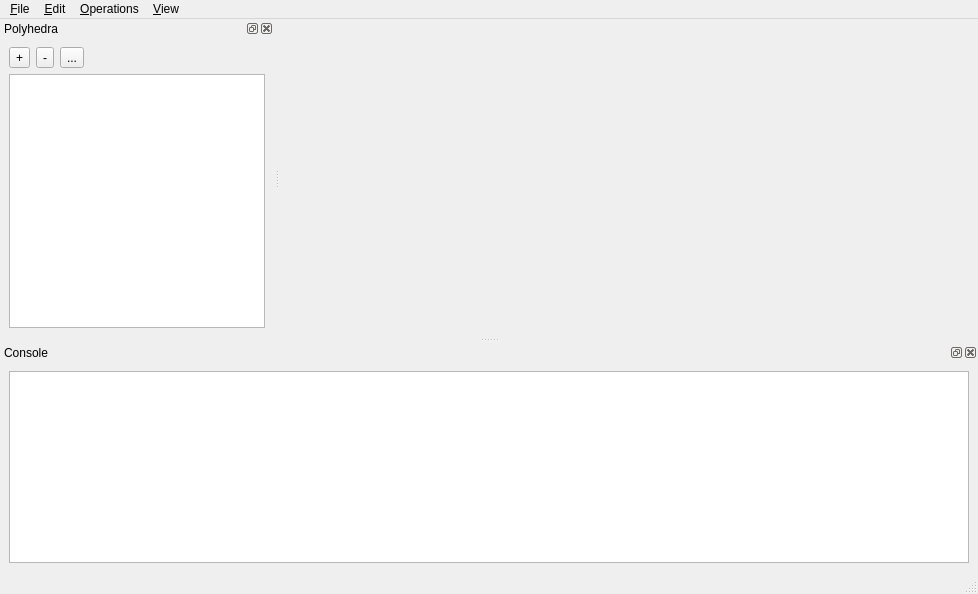
Old version of the form demo/Polyhedron/MainWindow.ui in the repository CGAL/releases.
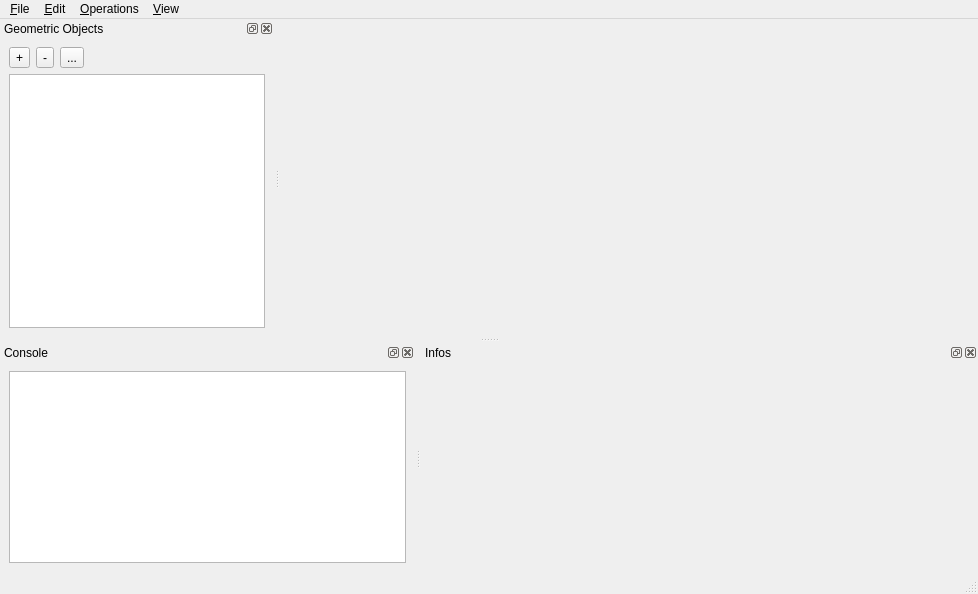
New version of the form. Icons and pictures are not drawn. Custom widgets are drawn as their Qt base class.

The edit to the form file:
```diff
--- a/demo/Polyhedron/MainWindow.ui
+++ b/demo/Polyhedron/MainWindow.ui
@@ -29,9 +29,6 @@
       </property>
      </widget>
     </item>
-    <item>
-     <widget class="QLabel" name="infoLabel"/>
-    </item>
    </layout>
   </widget>
   <widget class="QMenuBar" name="menubar">
@@ -139,7 +136,7 @@
     <locale language="English" country="UnitedStates"/>
    </property>
    <property name="windowTitle">
-    <string>Polyhedra</string>
+    <string>Geometric Objects</string>
    </property>
    <attribute name="dockWidgetArea">
     <number>1</number>
@@ -238,6 +235,79 @@
     </layout>
    </widget>
   </widget>
+  <widget class="QDockWidget" name="infoDockWidget">
+   <property name="windowTitle">
+    <string>Infos</string>
+   </property>
+   <attribute name="dockWidgetArea">
+    <number>8</number>
+   </attribute>
+   <widget class="QWidget" name="dockWidgetContents_2">
+    <layout class="QHBoxLayout" name="horizontalLayout_2">
+     <item>
+      <layout class="QVBoxLayout" name="verticalLayout_4" stretch="0,0">
+       <property name="spacing">
+        <number>0</number>
+       </property>
+       <item>
+        <widget class="QScrollArea" name="scrollArea">
+         <property name="minimumSize">
+          <size>
+           <width>350</width>
+           <height>0</height>
+          </size>
+         </property>
+         <property name="frameShape">
+          <enum>QFrame::NoFrame</enum>
+         </property>
+         <property name="widgetResizable">
+          <bool>true</bool>
+         </property>
+         <widget class="QWidget" name="scrollAreaWidgetContents">
+          <property name="geometry">
+           <rect>
+            <x>0</x>
+            <y>0</y>
+            <width>748</width>
+            <height>63</height>
+           </rect>
+          </property>
+          <layout class="QGridLayout" name="gridLayout">
+           <item row="0" column="0">
+            <widget class="QLabel" name="infoLabel">
+             <property name="sizePolicy">
+              <sizepolicy hsizetype="Preferred" vsizetype="Preferred">
+               <horstretch>0</horstretch>
+               <verstretch>1</verstretch>
+              </sizepolicy>
+             </property>
+             <property name="contextMenuPolicy">
+              <enum>Qt::CustomContextMenu</enum>
+             </property>
+             <property name="lineWidth">
+              <number>0</number>
+             </property>
+             <property name="alignment">
+              <set>Qt::AlignLeading|Qt::AlignLeft|Qt::AlignTop</set>
+             </property>
+            </widget>
+           </item>
+          </layout>
+         </widget>
+        </widget>
+       </item>
+       <item>
+        <widget class="QLabel" name="displayLabel">
+         <property name="text">
+          <string/>
+         </property>
+        </widget>
+       </item>
+      </layout>
+     </item>
+    </layout>
+   </widget>
+  </widget>
   <action name="actionQuit">
    <property name="text">
     <string>&amp;Quit</string>
```
Left out of the diff: 69 changed lines with no effect on the pictures.
